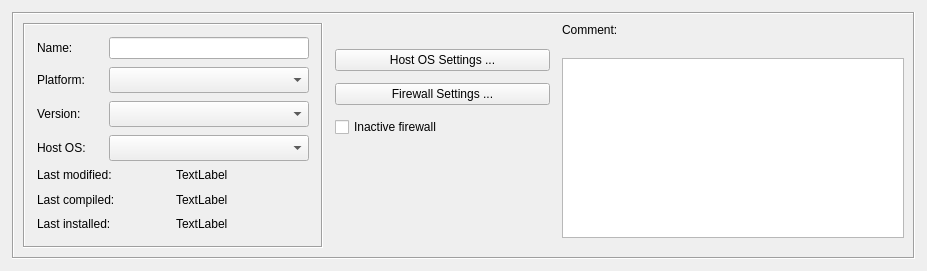
Old version of the form src/gui/firewalldialog_q.ui in the repository fwbuilder/fwbuilder.
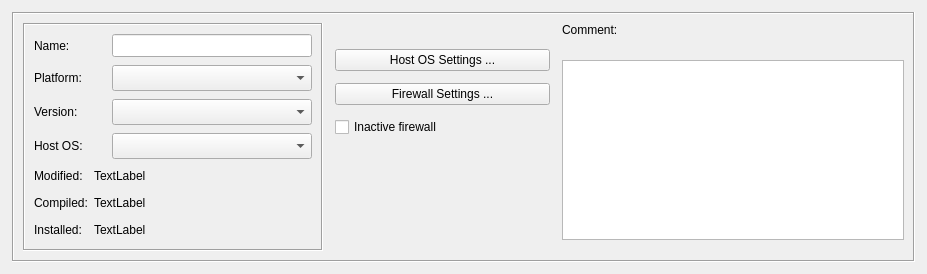
New version of the form.

Commit message: minor fixes for the layout to make sure object name input field does not stretch across frame border

The edit to the form file:
```diff
--- a/src/gui/firewalldialog_q.ui
+++ b/src/gui/firewalldialog_q.ui
@@ -9,7 +9,7 @@
     <x>0</x>
     <y>0</y>
     <width>927</width>
-    <height>271</height>
+    <height>274</height>
    </rect>
   </property>
   <property name="sizePolicy" >
@@ -63,14 +63,8 @@
         <property name="frameShadow" >
          <enum>QFrame::Sunken</enum>
         </property>
-        <layout class="QGridLayout" name="gridLayout_3" >
-         <property name="verticalSpacing" >
-          <number>4</number>
-         </property>
-         <property name="margin" >
-          <number>12</number>
-         </property>
-         <item row="0" column="0" colspan="2" >
+        <layout class="QGridLayout" name="gridLayout_4" >
+         <item row="0" column="0" >
           <layout class="QGridLayout" >
            <property name="spacing" >
             <number>8</number>
@@ -100,7 +94,7 @@
            <item row="0" column="1" >
             <widget class="QLineEdit" name="obj_name" >
              <property name="sizePolicy" >
-              <sizepolicy vsizetype="Fixed" hsizetype="Minimum" >
+              <sizepolicy vsizetype="Fixed" hsizetype="Preferred" >
                <horstretch>0</horstretch>
                <verstretch>0</verstretch>
               </sizepolicy>
@@ -108,7 +102,7 @@
              <property name="minimumSize" >
               <size>
                <width>200</width>
-               <height>0</height>
+               <height>23</height>
               </size>
              </property>
             </widget>
@@ -230,46 +224,86 @@
           </layout>
          </item>
          <item row="1" column="0" >
+          <layout class="QGridLayout" name="gridLayout_3" >
+           <item row="0" column="0" >
           <widget class="QLabel" name="label" >
+             <property name="sizePolicy" >
+              <sizepolicy vsizetype="Preferred" hsizetype="Minimum" >
+               <horstretch>0</horstretch>
+               <verstretch>0</verstretch>
+              </sizepolicy>
+             </property>
            <property name="text" >
-            <string>Last modified:</string>
+              <string>Modified:</string>
            </property>
           </widget>
          </item>
-         <item row="1" column="1" >
+           <item row="0" column="1" >
           <widget class="QLabel" name="last_modified" >
+             <property name="sizePolicy" >
+              <sizepolicy vsizetype="Preferred" hsizetype="Expanding" >
+               <horstretch>0</horstretch>
+               <verstretch>0</verstretch>
+              </sizepolicy>
+             </property>
            <property name="text" >
             <string>TextLabel</string>
            </property>
           </widget>
          </item>
-         <item row="2" column="0" >
+           <item row="1" column="0" >
           <widget class="QLabel" name="label_2" >
+             <property name="sizePolicy" >
+              <sizepolicy vsizetype="Preferred" hsizetype="Minimum" >
+               <horstretch>0</horstretch>
+               <verstretch>0</verstretch>
+              </sizepolicy>
+             </property>
            <property name="text" >
-            <string>Last compiled:</string>
+              <string>Compiled:</string>
            </property>
           </widget>
          </item>
-         <item row="2" column="1" >
+           <item row="1" column="1" >
           <widget class="QLabel" name="last_compiled" >
+             <property name="sizePolicy" >
+              <sizepolicy vsizetype="Preferred" hsizetype="Expanding" >
+               <horstretch>0</horstretch>
+               <verstretch>0</verstretch>
+              </sizepolicy>
+             </property>
            <property name="text" >
             <string>TextLabel</string>
            </property>
           </widget>
          </item>
-         <item row="3" column="0" >
+           <item row="2" column="0" >
           <widget class="QLabel" name="label_3" >
+             <property name="sizePolicy" >
+              <sizepolicy vsizetype="Preferred" hsizetype="Minimum" >
+               <horstretch>0</horstretch>
+               <verstretch>0</verstretch>
+              </sizepolicy>
+             </property>
            <property name="text" >
-            <string>Last installed:</string>
+              <string>Installed:</string>
            </property>
           </widget>
          </item>
-         <item row="3" column="1" >
+           <item row="2" column="1" >
           <widget class="QLabel" name="last_installed" >
+             <property name="sizePolicy" >
+              <sizepolicy vsizetype="Preferred" hsizetype="Expanding" >
+               <horstretch>0</horstretch>
+               <verstretch>0</verstretch>
+              </sizepolicy>
+             </property>
            <property name="text" >
             <string>TextLabel</string>
            </property>
           </widget>
+           </item>
+          </layout>
          </item>
         </layout>
        </widget>
```
Lines whose indentation alone changed are shown as unchanged. The commit also changes 1 other file.
